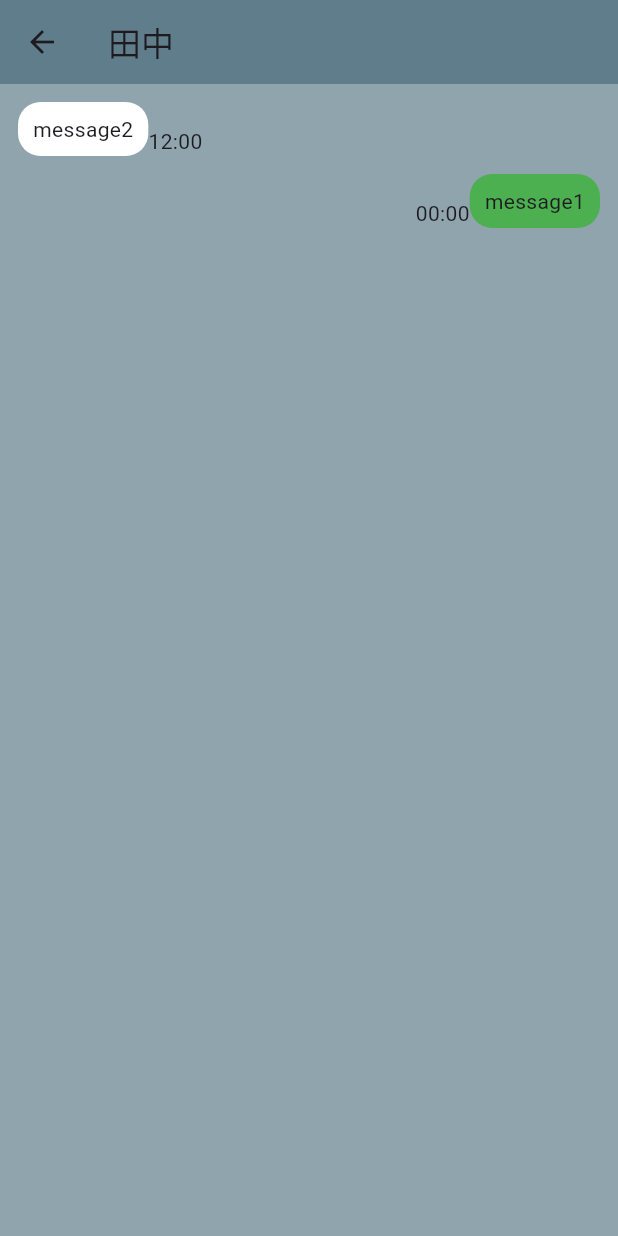
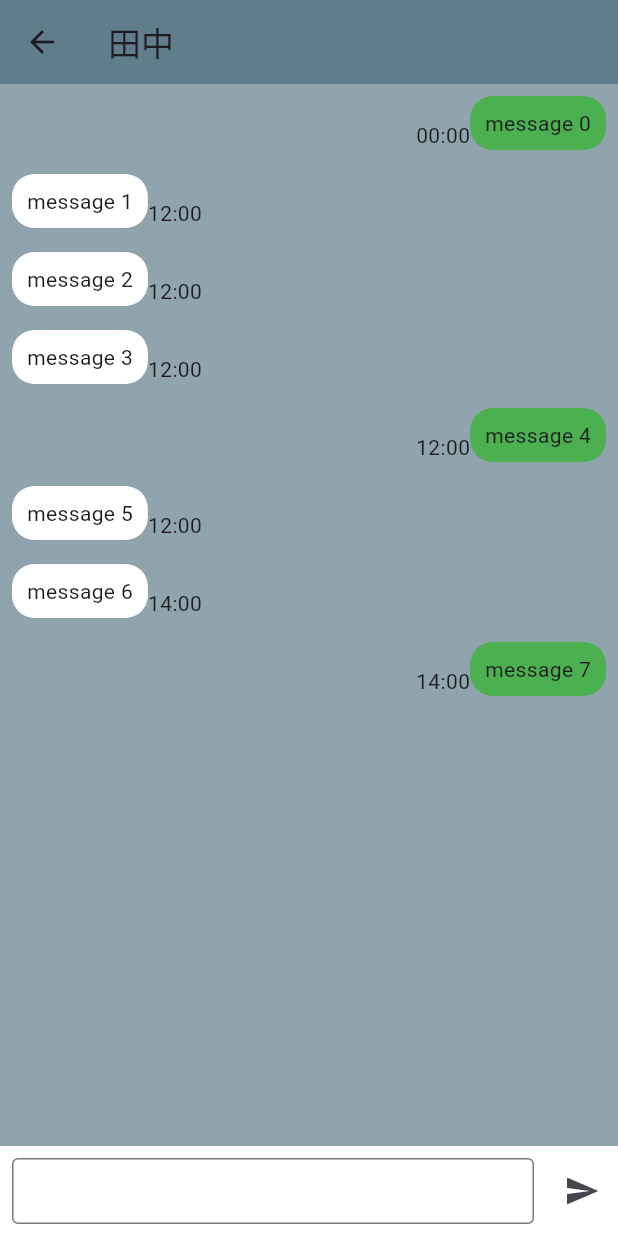
Before and after one commit to kataoka-kk/chat_sample, a Flutter app: the screen it shows after launch, after a tap on "田中", on a phone screen of 412 x 824 dp. Run offline on Flutter 3.47's test engine with Material 2 defaults, Android fonts, the phone set to English and light mode, and no system bars; network calls fail.

Commit message:
トークルームのUIに手を加えた

```diff
--- a/lib/pages/talk_room_page.dart
+++ b/lib/pages/talk_room_page.dart
@@ -15,14 +15,44 @@ class TalkRoomPage extends StatefulWidget {
 class _TalkRoomPageState extends State<TalkRoomPage> {
   List<Message> messageList = [
     Message(
-      message: 'message1',
+      message: 'message',
       isMe: true,
       sendTime: DateTime(2022, 10, 1, 0),
     ),
     Message(
-      message: 'message2',
+      message: 'message',
       isMe: false,
       sendTime: DateTime(2022, 10, 2, 12),
+    ),
+    Message(
+      message: 'message',
+      isMe: false,
+      sendTime: DateTime(2022, 10, 2, 12),
+    ),
+    Message(
+      message: 'message',
+      isMe: false,
+      sendTime: DateTime(2022, 10, 2, 12),
+    ),
+    Message(
+      message: 'message',
+      isMe: true,
+      sendTime: DateTime(2022, 10, 2, 12),
+    ),
+    Message(
+      message: 'message',
+      isMe: false,
+      sendTime: DateTime(2022, 10, 2, 12),
+    ),
+    Message(
+      message: 'message',
+      isMe: false,
+      sendTime: DateTime(2022, 10, 2, 14),
+    ),
+    Message(
+      message: 'message',
+      isMe: true,
+      sendTime: DateTime(2022, 10, 2, 14),
     ),
   ];
 
@@ -33,19 +63,18 @@ class _TalkRoomPageState extends State<TalkRoomPage> {
       appBar: AppBar(
         title: Text(widget.name),
       ),
-      body: ListView.builder(
+      body: GestureDetector(
+        onTap: () => FocusScope.of(context).unfocus(),
+        child: Column(
+          children: [
+            Expanded(
+              child: ListView.builder(
                 physics: const RangeMaintainingScrollPhysics(),
                 shrinkWrap: true,
-        reverse: true,
                 itemCount: messageList.length,
                 itemBuilder: (context, index) {
                   return Padding(
-            padding: EdgeInsets.only(
-              top: 12.0,
-              left: 12.0,
-              right: 12.0,
-              bottom: index == 0 ? 10 : 0,
-            ),
+                    padding: const EdgeInsets.all(8.0),
                     child: Row(
                       crossAxisAlignment: CrossAxisAlignment.end,
                       textDirection: messageList[index].isMe
@@ -57,24 +86,62 @@ class _TalkRoomPageState extends State<TalkRoomPage> {
                             maxWidth: MediaQuery.of(context).size.width * 0.6,
                           ),
                           decoration: BoxDecoration(
-                    color:
-                        messageList[index].isMe ? Colors.green : Colors.white,
+                            color: messageList[index].isMe
+                                ? Colors.green
+                                : Colors.white,
                             borderRadius: BorderRadius.circular(15),
                           ),
                           padding: const EdgeInsets.symmetric(
                             horizontal: 10,
                             vertical: 8,
                           ),
-                  child: Text(messageList[index].message),
+                          child: Text('${messageList[index].message} $index'),
                         ),
                         Text(
-                  intl.DateFormat('HH:mm').format(messageList[index].sendTime),
+                          intl.DateFormat('HH:mm')
+                              .format(messageList[index].sendTime),
                         ),
                       ],
                     ),
                   );
                 },
               ),
+            ),
+            Column(
+              mainAxisSize: MainAxisSize.min,
+              children: [
+                Container(
+                  color: Colors.white,
+                  height: 60,
+                  child: Row(
+                    children: [
+                      const Expanded(
+                        child: Padding(
+                          padding: EdgeInsets.all(8.0),
+                          child: TextField(
+                            decoration: InputDecoration(
+                              contentPadding: EdgeInsets.only(left: 10),
+                              border: OutlineInputBorder(),
+                            ),
+                          ),
+                        ),
+                      ),
+                      IconButton(
+                        onPressed: () {},
+                        icon: const Icon(Icons.send),
+                      )
+                    ],
+                  ),
+                ),
+                Container(
+                  color: Colors.white,
+                  height: MediaQuery.of(context).padding.bottom,
+                ),
+              ],
+            ),
+          ],
+        ),
+      ),
     );
   }
 }
```
Lines whose indentation alone changed are shown as unchanged.
